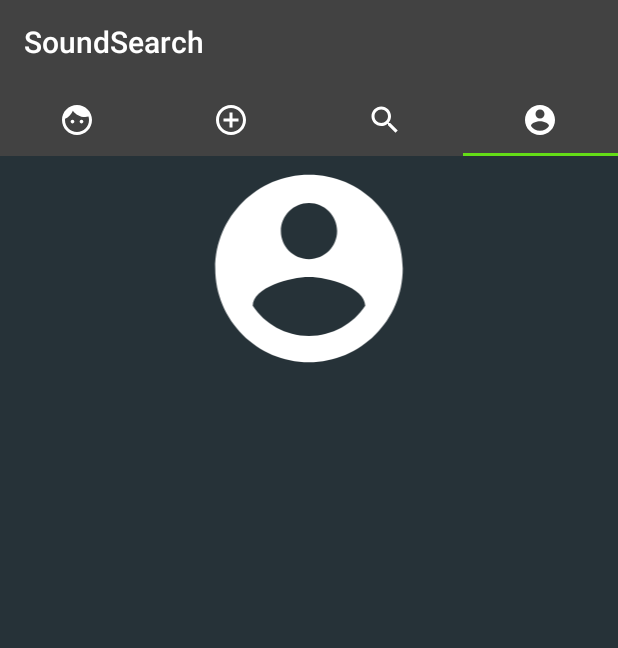
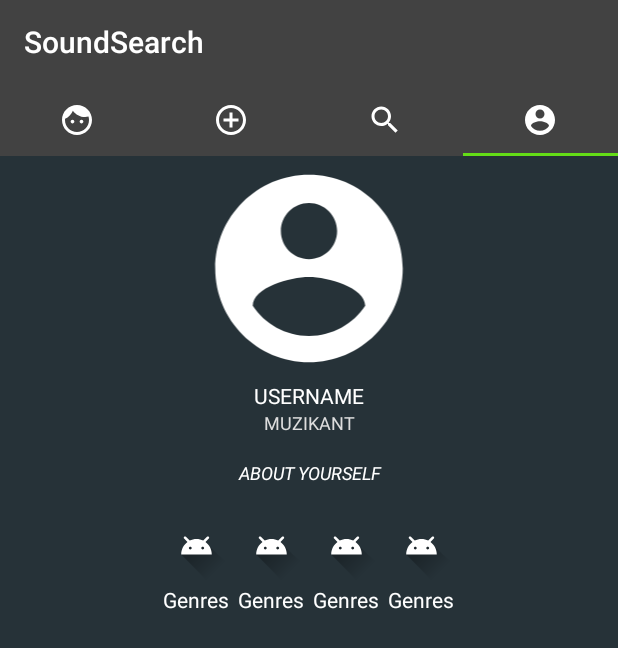
Before and after one commit to LeunensMichiel/Artisthunt-Android, an Android app: the screen it shows after launch (MainActivity), tab 4 chosen, on a phone screen of 412 x 824 dp. Shown: the top 648 px of the screen. Run offline under Robolectric (Android 15) with nearby library versions, the phone set to English and light mode, and no system bars.

Commit message:
User View

```diff
--- a/app/src/main/res/layout/profile_fragment.xml
+++ b/app/src/main/res/layout/profile_fragment.xml
@@ -6,5 +6,90 @@
               android:background="@color/backgroundFragment"
 >
     <ImageView android:layout_width="match_parent" android:layout_height="150dp"
-    android:src="@drawable/ic_account_circle"/>
+               android:src="@drawable/ic_account_circle"/>
+    <TextView android:layout_width="match_parent"
+              android:layout_height="wrap_content"
+              android:text="USERNAME"
+              android:textColor="#fff"
+              android:gravity="center"/>
+    <TextView android:layout_width="match_parent"
+              android:layout_height="wrap_content"
+              android:text="MUZIKANT"
+              android:textColor="#DDDDDD"
+              android:textSize="12sp"
+              android:gravity="center"/>
+    <TextView android:layout_width="match_parent"
+              android:layout_height="wrap_content"
+              android:text="ABOUT YOURSELF"
+              android:gravity="center"
+              android:minHeight="50dp"
+              android:layout_gravity="top"
+              android:textColor="#fff"
+              android:textSize="12sp"
+              android:textStyle="italic"></TextView>
+
+    <LinearLayout android:layout_width="match_parent"
+                  android:layout_height="wrap_content"
+                  android:orientation="horizontal"
+                  android:gravity="center">
+        <LinearLayout android:layout_width="wrap_content"
+                      android:layout_height="match_parent"
+                      android:orientation="vertical"
+                      android:gravity="center">
+            <ImageView android:layout_width="50dp"
+                       android:layout_height="50dp"
+                       android:src="@drawable/ic_launcher_foreground"/>
+            <TextView android:layout_width="wrap_content"
+                      android:layout_height="wrap_content"
+                      android:textColor="#fff"
+
+                      android:text="Genres"/>
+        </LinearLayout>
+        <LinearLayout android:layout_width="wrap_content"
+                      android:layout_height="match_parent"
+                      android:orientation="vertical"
+                      android:gravity="center">
+            <ImageView android:layout_width="50dp"
+                       android:layout_height="50dp"
+                       android:src="@drawable/ic_launcher_foreground"/>
+            <TextView android:layout_width="wrap_content"
+                      android:textColor="#fff"
+
+                      android:layout_height="wrap_content" android:text="Genres"/>
+        </LinearLayout>
+        <LinearLayout android:layout_width="wrap_content"
+                      android:layout_height="match_parent"
+                      android:orientation="vertical"
+                      android:gravity="center">
+            <ImageView android:layout_width="50dp"
+                       android:layout_height="50dp"
+                       android:src="@drawable/ic_launcher_foreground"/>
+            <TextView android:layout_width="wrap_content"
+                      android:textColor="#fff"
+
+                      android:layout_height="wrap_content"
+                      android:text="Genres"/>
+        </LinearLayout>
+        <LinearLayout android:layout_width="wrap_content"
+                      android:layout_height="match_parent"
+                      android:orientation="vertical"
+                      android:gravity="center">
+            <ImageView android:layout_width="50dp"
+                       android:layout_height="50dp"
+                       android:src="@drawable/ic_launcher_foreground"/>
+            <TextView android:layout_width="wrap_content"
+                      android:textColor="#fff"
+
+                      android:layout_height="wrap_content"
+                      android:text="Genres"/>
+        </LinearLayout>
+    </LinearLayout>
+    <android.support.v7.widget.RecyclerView
+            android:layout_width="match_parent"
+            android:layout_height="match_parent"
+            android:id="@+id/posts_recyclerview"
+            android:layout_marginTop="10dp">
+
+
+    </android.support.v7.widget.RecyclerView>
 </LinearLayout>
```
